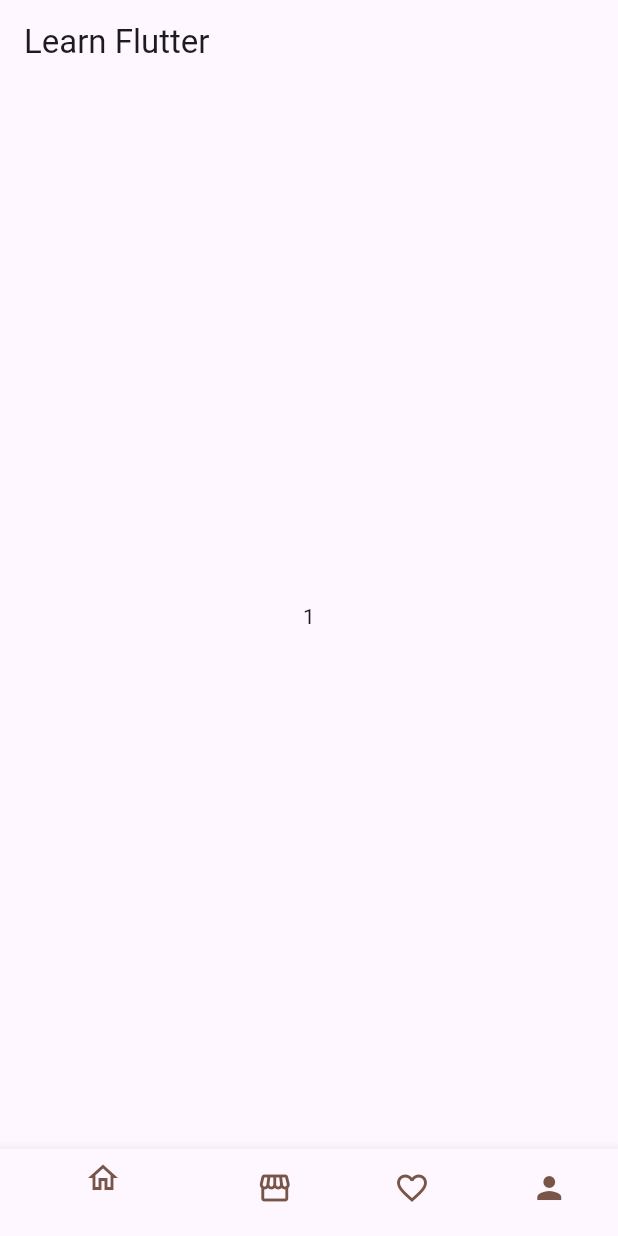
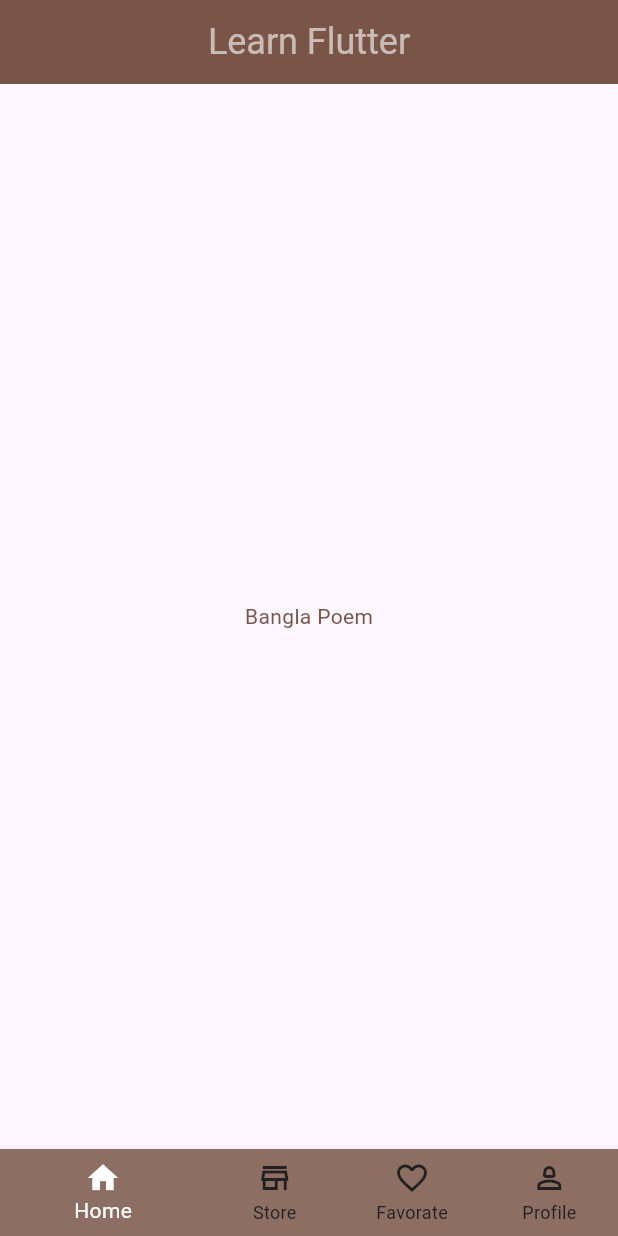
Before and after one commit to meredwan/LWN_Al_Project, a Flutter app: the screen it shows after launch, on a phone screen of 412 x 824 dp. Run offline on Flutter 3.47's test engine with Material 3 defaults, Android fonts, the phone set to English and light mode, and no system bars.

Commit message:
Assignment-13 Done

```diff
--- a/lib/Home_page.dart
+++ b/lib/Home_page.dart
@@ -19,25 +19,49 @@ class _HomePageState extends State<HomePage> {
   @override
   Widget build(BuildContext context) {
     return Scaffold(
-      appBar: AppBar(title: Text("Learn Flutter")),
+      appBar: AppBar(
+        backgroundColor: Colors.brown[500],
+        centerTitle: true,
+        title: Text(
+          "Learn Flutter",
+          style: TextStyle(fontSize: 24, color: Colors.white60),
+        ),
+      ),
       body: Screens[_index],
       bottomNavigationBar: BottomNavigationBar(
+        selectedItemColor: Colors.white,
+        unselectedItemColor: Colors.grey[900],
+        showSelectedLabels: true,
+        showUnselectedLabels: true,
+        onTap: (value) {
+          setState(() {
+            _index = value;
+          });
+        },
         currentIndex: _index,
         items: [
           BottomNavigationBarItem(
-            icon: Icon(Icons.home_outlined, color: Colors.brown),
+            backgroundColor: Colors.brown[400],
+            activeIcon: Icon(Icons.home),
+            icon: Icon(Icons.home_outlined),
             label: "Home",
           ),
           BottomNavigationBarItem(
-            icon: Icon(Icons.storefront_outlined, color: Colors.brown),
+            backgroundColor: Colors.brown[400],
+            icon: Icon(Icons.store_outlined),
+            activeIcon: Icon(Icons.storefront),
             label: "Store",
           ),
           BottomNavigationBarItem(
-            icon: Icon(Icons.favorite_border, color: Colors.brown),
-            label: "wishlist",
+            backgroundColor: Colors.brown[400],
+            icon: Icon(Icons.favorite_border),
+            activeIcon: Icon(Icons.favorite),
+            label: "Favorate",
           ),
           BottomNavigationBarItem(
-            icon: Icon(Icons.person, color: Colors.brown),
+            backgroundColor: Colors.brown[400],
+            icon: Icon(Icons.person_2_outlined),
+            activeIcon: Icon(Icons.person),
             label: "Profile",
           ),
         ],
--- a/lib/screens/home.dart
+++ b/lib/screens/home.dart
@@ -10,6 +10,10 @@ class Home extends StatefulWidget {
 class _HomeState extends State<Home> {
   @override
   Widget build(BuildContext context) {
-    return Scaffold(body: Center(child: Text("1")));
+    return Scaffold(
+      body: Center(
+        child: Text("Bangla Poem", style: TextStyle(color: Colors.brown)),
+      ),
+    );
   }
 }
--- a/lib/screens/profile.dart
+++ b/lib/screens/profile.dart
@@ -10,10 +10,11 @@ class profile extends StatefulWidget {
 class _profileState extends State<profile> {
   @override
   Widget build(BuildContext context) {
-    return Scaffold (
+    return Scaffold(
       body: Center(
-        child: Text("4"),
+        child: Text("Arabic Poem", style: TextStyle(color: Colors.brown)),
       ),
-    );;
+    );
+    ;
   }
 }
--- a/lib/screens/store.dart
+++ b/lib/screens/store.dart
@@ -12,7 +12,7 @@ class _StoreState extends State<Store> {
   Widget build(BuildContext context) {
     return Scaffold (
       body: Center(
-        child: Text("2"),
+        child: Text("English Poem", style: TextStyle(color: Colors.brown))
       ),
     );;
   }
--- a/lib/screens/wishlist.dart
+++ b/lib/screens/wishlist.dart
@@ -12,7 +12,7 @@ class _wishlistState extends State<wishlist> {
   Widget build(BuildContext context) {
     return Scaffold (
       body: Center(
-        child: Text("3"),
+        child:Text("Hindi Poem", style: TextStyle(color: Colors.brown))
       ),
     );;
   }
```
